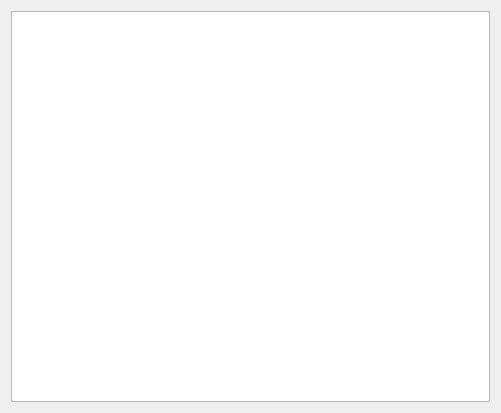
Before: the Qt Designer form Tools/EditorFramework/Assets/AssetBrowser.ui in ezEngine/ezEngine, drawn with Qt 5.
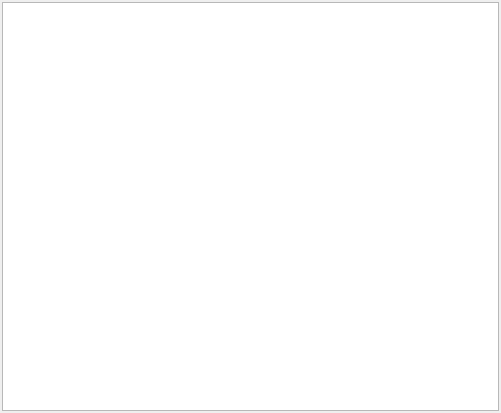
After: the same form once the commit is applied. Custom widgets are drawn as their Qt base class.

Commit message: * Added texture asset transform  * Added writing of asset lookup table  * Added file system refresh

```diff
--- a/Tools/EditorFramework/Assets/AssetBrowser.ui
+++ b/Tools/EditorFramework/Assets/AssetBrowser.ui
@@ -13,7 +13,22 @@
   <property name="windowTitle">
    <string>Form</string>
   </property>
-  <layout class="QHBoxLayout" name="horizontalLayout">
+  <layout class="QVBoxLayout" name="RootLayout">
+   <property name="spacing">
+    <number>0</number>
+   </property>
+   <property name="leftMargin">
+    <number>2</number>
+   </property>
+   <property name="topMargin">
+    <number>2</number>
+   </property>
+   <property name="rightMargin">
+    <number>2</number>
+   </property>
+   <property name="bottomMargin">
+    <number>2</number>
+   </property>
    <item>
     <widget class="ezAssetCuratorView" name="ListAssets"/>
    </item>
```
The commit also changes 21 other files.
